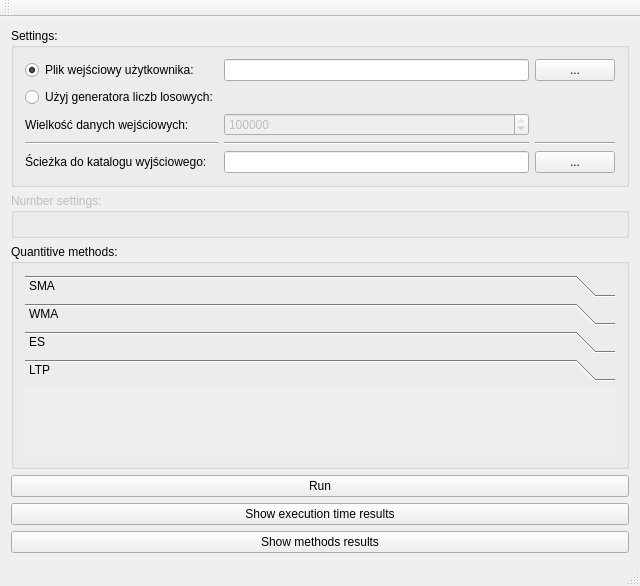
This is ForecastingUI/mainwindow.ui in Apokal/forecastingui as Qt 5 draws it before an edit. The edited form follows.
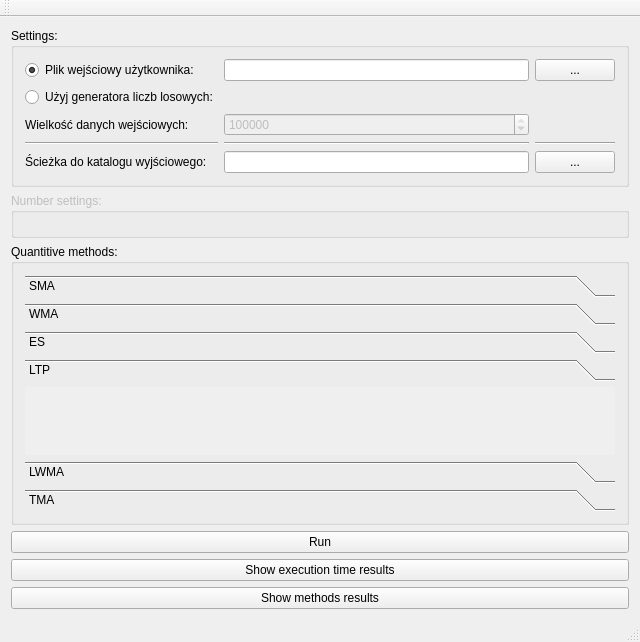
This is the edited form. The open tabs and pages were chosen to show the change. Custom widgets are drawn as their Qt base class.

Commit message: Adding LWMA and TMA

Patch:
```diff
--- a/ForecastingUI/mainwindow.ui
+++ b/ForecastingUI/mainwindow.ui
@@ -7,7 +7,7 @@
     <x>0</x>
     <y>0</y>
     <width>640</width>
-    <height>516</height>
+    <height>620</height>
    </rect>
   </property>
   <property name="windowTitle">
@@ -206,6 +206,16 @@
            <string>LTP</string>
           </attribute>
          </widget>
+         <widget class="QLWMASettingsWidget" name="PageLWMA">
+          <attribute name="label">
+           <string>LWMA</string>
+          </attribute>
+         </widget>
+         <widget class="QTMASettingsWidget" name="PageTMA">
+          <attribute name="label">
+           <string>TMA</string>
+          </attribute>
+         </widget>
         </widget>
        </item>
       </layout>
@@ -286,6 +296,18 @@
    <header location="global">qnumbersettingswidget.h</header>
    <container>1</container>
   </customwidget>
+  <customwidget>
+   <class>QLWMASettingsWidget</class>
+   <extends>QWidget</extends>
+   <header location="global">qlwmasettingswidget.h</header>
+   <container>1</container>
+  </customwidget>
+  <customwidget>
+   <class>QTMASettingsWidget</class>
+   <extends>QWidget</extends>
+   <header location="global">qtmasettingswidget.h</header>
+   <container>1</container>
+  </customwidget>
  </customwidgets>
  <resources/>
  <connections/>
```
Left out of the diff: 10 changed lines with no effect on the pictures. The commit also changes 14 other files.
